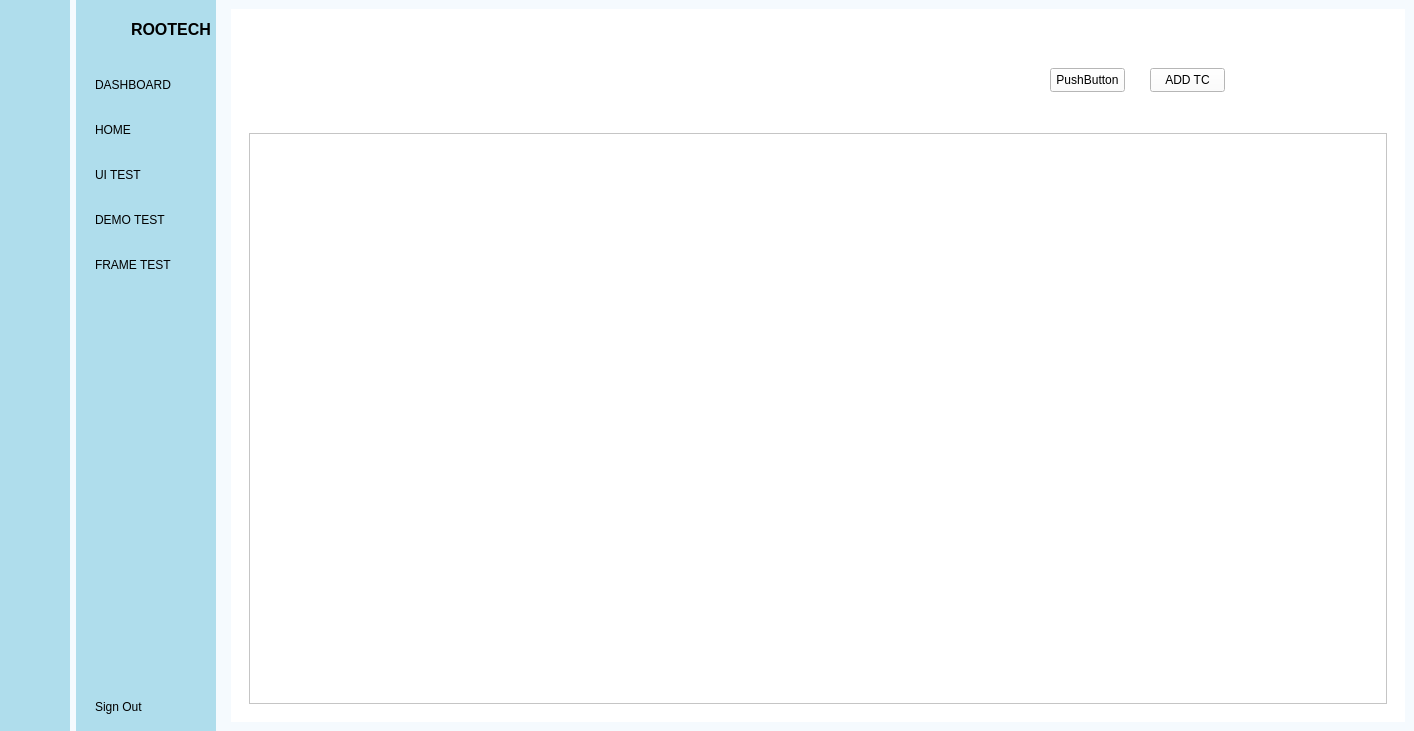
Before: the Qt Designer form dashboard.ui in badpooh/Vision, drawn with Qt 5.
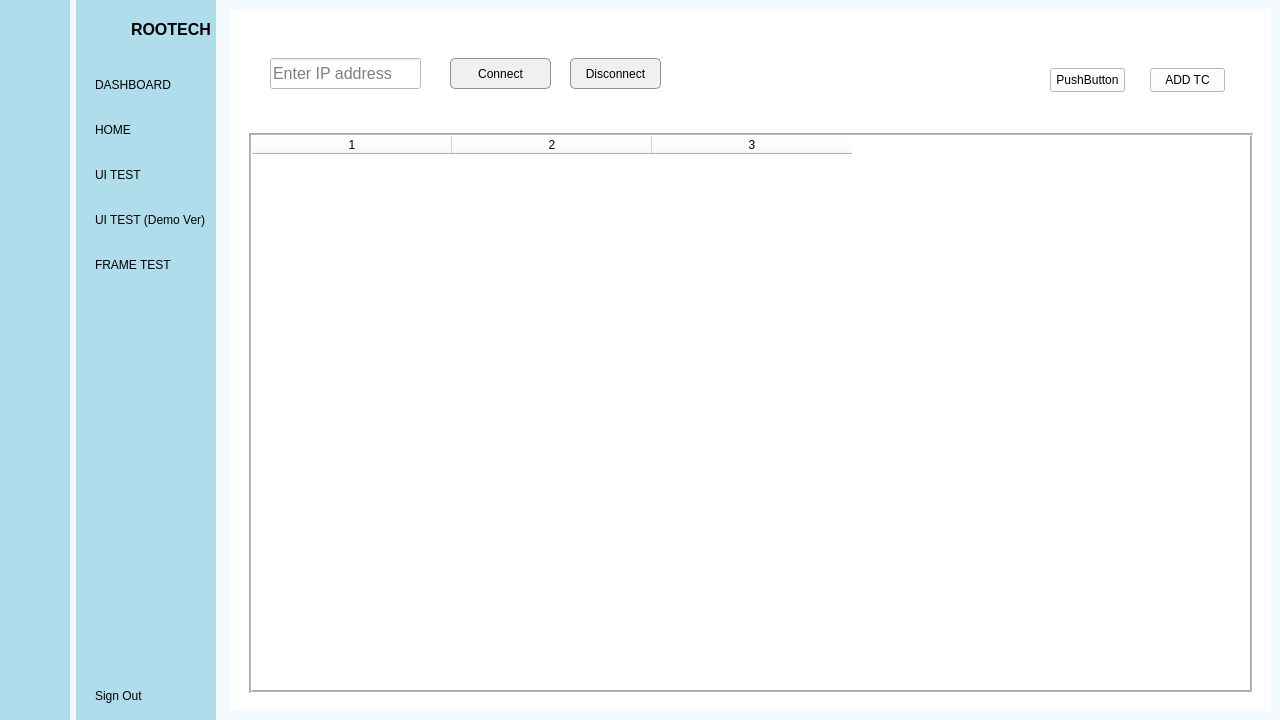
After: the same form once the commit is applied. The open tabs and pages were chosen to show the change. Icons and pictures are not drawn.

Diff of the .ui file:
```diff
--- a/dashboard.ui
+++ b/dashboard.ui
@@ -6,8 +6,8 @@
    <rect>
     <x>0</x>
     <y>0</y>
-    <width>1414</width>
-    <height>731</height>
+    <width>1280</width>
+    <height>720</height>
    </rect>
   </property>
   <property name="minimumSize">
@@ -394,7 +394,7 @@
          <item>
           <widget class="QPushButton" name="btn_demo_test">
            <property name="text">
-            <string>DEMO TEST</string>
+            <string>UI TEST (Demo Ver)</string>
            </property>
            <property name="icon">
             <iconset resource="resources.qrc">
@@ -532,6 +532,83 @@
                  <string>ADD TC</string>
                 </property>
                </widget>
+               <widget class="QLineEdit" name="input_ip_2">
+                <property name="geometry">
+                 <rect>
+                  <x>30</x>
+                  <y>40</y>
+                  <width>151</width>
+                  <height>31</height>
+                 </rect>
+                </property>
+                <property name="font">
+                 <font>
+                  <pointsize>12</pointsize>
+                 </font>
+                </property>
+                <property name="inputMask">
+                 <string/>
+                </property>
+                <property name="placeholderText">
+                 <string>Enter IP address</string>
+                </property>
+               </widget>
+               <widget class="QPushButton" name="btn_disconnect_2">
+                <property name="geometry">
+                 <rect>
+                  <x>330</x>
+                  <y>40</y>
+                  <width>91</width>
+                  <height>31</height>
+                 </rect>
+                </property>
+                <property name="styleSheet">
+                 <string notr="true">QPushButton {
+        border: 1px solid #8f8f91;
+        border-radius: 5px;
+        background-color: #f0f0f0;
+        padding: 5px;
+    }
+
+QPushButton:pressed {
+        background-color: #d0d0d0;
+    }</string>
+                </property>
+                <property name="text">
+                 <string>Disconnect</string>
+                </property>
+               </widget>
+               <widget class="QPushButton" name="btn_connect_2">
+                <property name="geometry">
+                 <rect>
+                  <x>210</x>
+                  <y>40</y>
+                  <width>101</width>
+                  <height>31</height>
+                 </rect>
+                </property>
+                <property name="styleSheet">
+                 <string notr="true">QPushButton {
+        border: 1px solid #8f8f91;
+        border-radius: 5px;
+        background-color: #f0f0f0;
+        padding: 5px;
+    }
+
+QPushButton:pressed {
+        background-color: #d0d0d0;
+    }</string>
+                </property>
+                <property name="text">
+                 <string>Connect</string>
+                </property>
+                <property name="autoDefault">
+                 <bool>false</bool>
+                </property>
+                <property name="flat">
+                 <bool>false</bool>
+                </property>
+               </widget>
               </widget>
              </item>
              <item>
@@ -544,38 +621,69 @@
                </property>
                <layout class="QGridLayout" name="gridLayout_2">
                 <item row="0" column="0">
-                 <widget class="QScrollArea" name="scrollArea">
-                  <property name="enabled">
-                   <bool>true</bool>
+                 <widget class="QTableWidget" name="tableWidget">
+                  <property name="styleSheet">
+                   <string notr="true">QHeaderView::section {
+	border-bottom: 10px solid black;
+}</string>
                   </property>
-                  <property name="sizePolicy">
-                   <sizepolicy hsizetype="Expanding" vsizetype="Expanding">
-                    <horstretch>0</horstretch>
-                    <verstretch>0</verstretch>
-                   </sizepolicy>
+                  <property name="frameShape">
+                   <enum>QFrame::Shape::Box</enum>
                   </property>
-                  <property name="minimumSize">
-                   <size>
-                    <width>0</width>
-                    <height>0</height>
-                   </size>
+                  <property name="frameShadow">
+                   <enum>QFrame::Shadow::Sunken</enum>
                   </property>
-                  <property name="widgetResizable">
+                  <property name="lineWidth">
+                   <number>1</number>
+                  </property>
+                  <property name="midLineWidth">
+                   <number>1</number>
+                  </property>
+                  <property name="verticalScrollBarPolicy">
+                   <enum>Qt::ScrollBarPolicy::ScrollBarAsNeeded</enum>
+                  </property>
+                  <property name="alternatingRowColors">
                    <bool>true</bool>
                   </property>
-                  <property name="alignment">
-                   <set>Qt::AlignmentFlag::AlignLeading|Qt::AlignmentFlag::AlignLeft|Qt::AlignmentFlag::AlignTop</set>
+                  <property name="gridStyle">
+                   <enum>Qt::PenStyle::SolidLine</enum>
                   </property>
-                  <widget class="QWidget" name="scrollAreaWidgetContents">
-                   <property name="geometry">
-                    <rect>
-                     <x>0</x>
-                     <y>0</y>
-                     <width>98</width>
-                     <height>28</height>
-                    </rect>
-                   </property>
-                  </widget>
+                  <property name="sortingEnabled">
+                   <bool>false</bool>
+                  </property>
+                  <property name="columnCount">
+                   <number>3</number>
+                  </property>
+                  <attribute name="horizontalHeaderVisible">
+                   <bool>true</bool>
+                  </attribute>
+                  <attribute name="horizontalHeaderCascadingSectionResizes">
+                   <bool>false</bool>
+                  </attribute>
+                  <attribute name="horizontalHeaderDefaultSectionSize">
+                   <number>200</number>
+                  </attribute>
+                  <attribute name="horizontalHeaderHighlightSections">
+                   <bool>true</bool>
+                  </attribute>
+                  <attribute name="horizontalHeaderShowSortIndicator" stdset="0">
+                   <bool>false</bool>
+                  </attribute>
+                  <attribute name="horizontalHeaderStretchLastSection">
+                   <bool>false</bool>
+                  </attribute>
+                  <attribute name="verticalHeaderCascadingSectionResizes">
+                   <bool>false</bool>
+                  </attribute>
+                  <attribute name="verticalHeaderShowSortIndicator" stdset="0">
+                   <bool>false</bool>
+                  </attribute>
+                  <attribute name="verticalHeaderStretchLastSection">
+                   <bool>false</bool>
+                  </attribute>
+                  <column/>
+                  <column/>
+                  <column/>
                  </widget>
                 </item>
                </layout>
```
Left out of the diff: 2 changed lines with no effect on the pictures.
